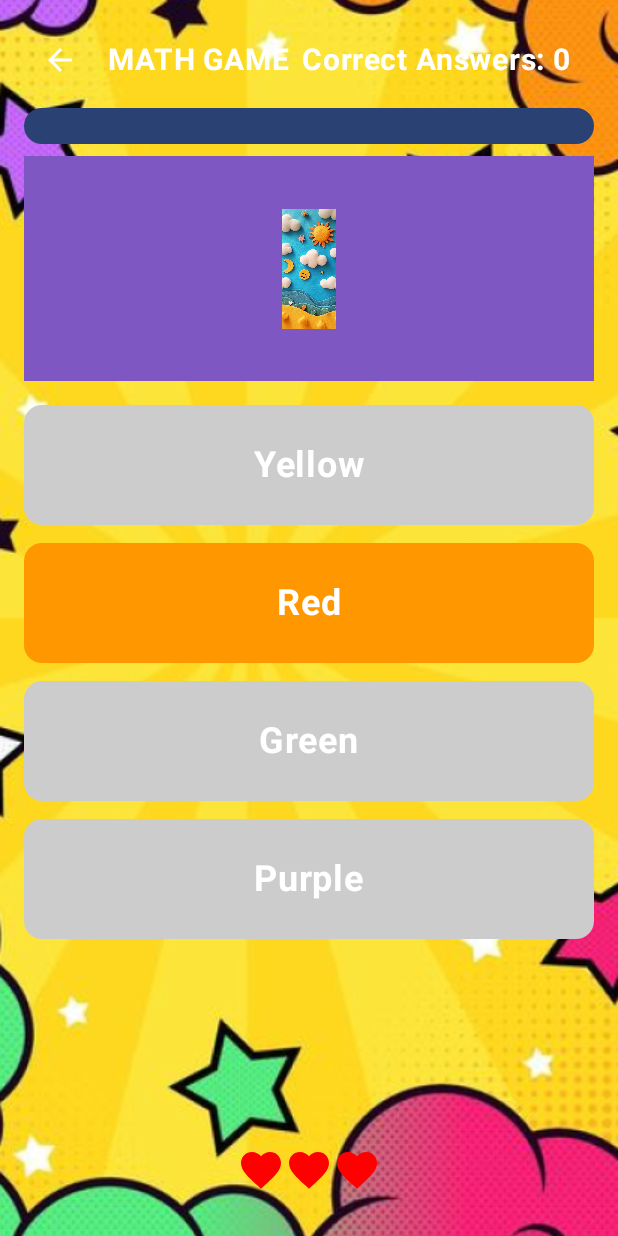
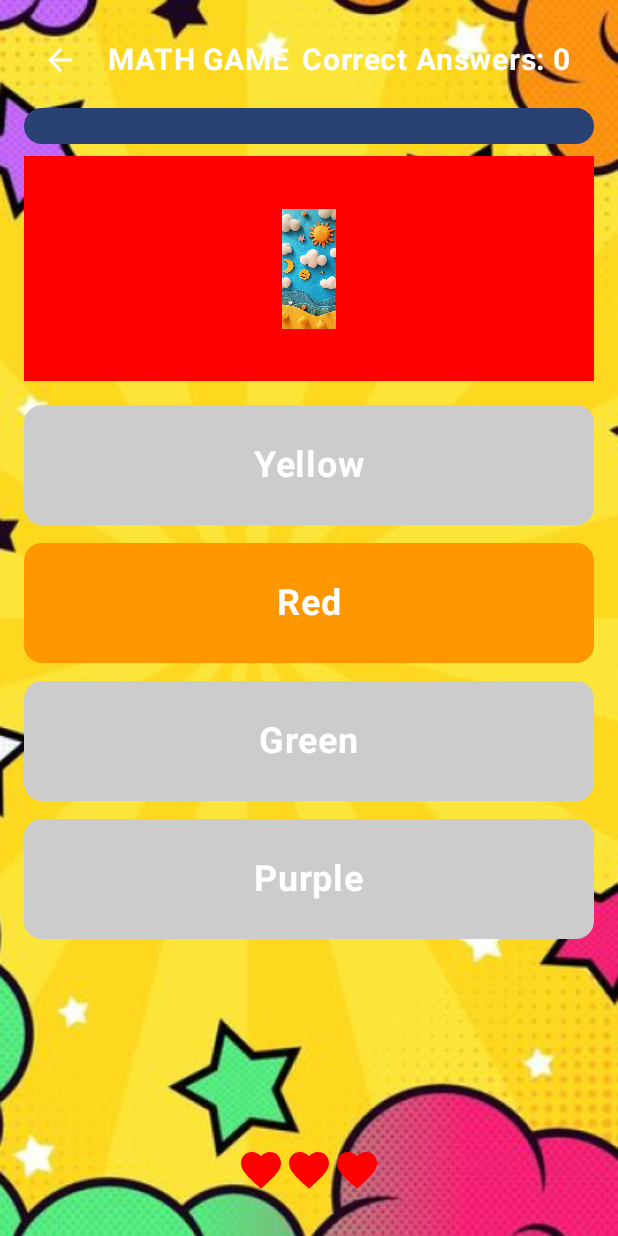
Before and after one commit to raphaelcatacutan/EZLearn, an Android app built with Jetpack Compose: the colormix screen opened through its navigation route, on a phone screen of 412 x 824 dp. Run offline under Robolectric (Android 15) with nearby library versions, the light colour scheme and no system bars.

Commit message:
Colormix dynamic question box

```diff
--- a/app/src/main/java/com/plm/ezlearn/ui/pages/Colormix.kt
+++ b/app/src/main/java/com/plm/ezlearn/ui/pages/Colormix.kt
@@ -51,6 +51,7 @@ import com.plm.ezlearn.ui.theme.EZLearnTheme
 import androidx.compose.runtime.LaunchedEffect
 import androidx.compose.runtime.mutableIntStateOf
 import androidx.compose.ui.layout.ContentScale
+import androidx.core.graphics.toColorInt
 
 @Composable
 fun ViewColormix(navController: NavController = rememberNavController()) {
@@ -129,18 +130,21 @@ fun ViewColormix(navController: NavController = rememberNavController()) {
                     .height(40.dp)
                     .padding(vertical = 8.dp)
             )
+
             // Question Box
             Box(
                 modifier = Modifier
                     .fillMaxWidth()
                     .height(150.dp)
-                    .background(Color(0xFF7E57C2))
+                    .background(
+                        Color(question.answer.toColorInt()) // Dynamically set background color
+                    )
                     .padding(16.dp),
                 contentAlignment = Alignment.Center
             ) {
                 Image(
                     painter = painterResource(id = question.questionImage),
-                    contentDescription = "Trophy",
+                    contentDescription = null,
                     modifier = Modifier.size(80.dp)
                 )
             }
```
